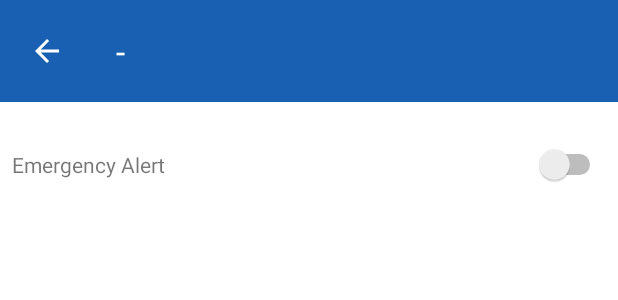
After one commit to kalfian/covid-tracker, an Android app: the layout activity_notification.xml on its own in the app's theme, with its tools: preview values and no code run, on a phone screen of 412 x 824 dp. The commit adds this screen. Shown: the top 300 px of the screen. Run offline under Robolectric (Android 15) with nearby library versions, the phone set to English and light mode, and no system bars.

Commit message:
Create menu active alarm on notification

```diff
--- a/app/src/main/AndroidManifest.xml
+++ b/app/src/main/AndroidManifest.xml
@@ -21,15 +21,14 @@
         android:supportsRtl="true"
         android:theme="@style/Theme.CovidTracker">
 
+
         <service
             android:name=".utils.fallservice.FallService"
             android:enabled="true" />
 
-        <activity android:name=".modules.setting.EmergencyActivity"></activity>
+        <activity android:name=".modules.setting.EmergencyActivity" />
         <activity android:name=".modules.setting.SettingActivity" />
         <activity android:name=".modules.history.CheckInHistoryActivity" />
-
-
         <activity android:name=".modules.dashboard.DashboardActivity" />
         <activity android:name=".modules.auth.RegisterActivity" />
         <activity android:name=".modules.auth.LoginActivity" />
@@ -46,6 +45,7 @@
             android:name="com.journeyapps.barcodescanner.CaptureActivity"
             android:screenOrientation="fullSensor"
             tools:replace="screenOrientation" />
+        <activity android:name=".modules.setting.NotificationActivity"/>
     </application>
 
 </manifest>
--- a/app/src/main/java/com/ppb2/kalfian/covidtracker/utils/fallservice/FallService.kt
+++ b/app/src/main/java/com/ppb2/kalfian/covidtracker/utils/fallservice/FallService.kt
@@ -91,7 +91,7 @@ class FallService: Service(), SensorEventListener {
             )
 
             val precision = DecimalFormat("0.00")
-            val ldAccRound = java.lang.Double.parseDouble(precision.format(loAccelerationReader))
+            val ldAccRound = precision.format(loAccelerationReader).replace(",", ".").toDouble()
 
             // precision/fall detection and more than 1000ms after last fall
             if (ldAccRound > 0.3 && ldAccRound < 1.2 && (movementStart - lastMovementFall) > 1000) {
--- /dev/null
+++ b/app/src/main/res/layout/activity_notification.xml
@@ -0,0 +1,48 @@
+<?xml version="1.0" encoding="utf-8"?>
+<androidx.constraintlayout.widget.ConstraintLayout xmlns:android="http://schemas.android.com/apk/res/android"
+    xmlns:app="http://schemas.android.com/apk/res-auto"
+    xmlns:tools="http://schemas.android.com/tools"
+    android:layout_width="match_parent"
+    android:layout_height="match_parent"
+    tools:context=".modules.setting.NotificationActivity">
+    <include
+        layout="@layout/navigation_with_back"
+        android:id="@+id/nav"
+        android:layout_width="match_parent"
+        android:layout_height="wrap_content"
+        app:layout_constraintEnd_toEndOf="parent"
+        app:layout_constraintStart_toStartOf="parent"
+        app:layout_constraintTop_toTopOf="parent"
+        />
+
+    <androidx.constraintlayout.widget.ConstraintLayout
+        android:layout_width="match_parent"
+        android:layout_height="wrap_content"
+        android:layout_marginTop="24dp"
+        app:layout_constraintEnd_toEndOf="parent"
+        app:layout_constraintStart_toStartOf="parent"
+        app:layout_constraintTop_toBottomOf="@+id/nav">
+
+        <TextView
+            android:layout_width="0dp"
+            android:layout_height="wrap_content"
+            android:layout_marginStart="@dimen/dimen_16"
+            android:layout_marginTop="@dimen/dimen_16"
+            android:layout_marginBottom="@dimen/dimen_16"
+            android:text="Emergency Alert"
+            android:textSize="14sp"
+            app:layout_constraintBottom_toBottomOf="parent"
+            app:layout_constraintEnd_toStartOf="@+id/switch_emergency"
+            app:layout_constraintStart_toStartOf="parent"
+            app:layout_constraintTop_toTopOf="parent" />
+
+        <Switch
+            android:id="@+id/switch_emergency"
+            android:layout_marginRight="@dimen/dimen_16"
+            android:layout_width="wrap_content"
+            android:layout_height="wrap_content"
+            app:layout_constraintBottom_toBottomOf="parent"
+            app:layout_constraintEnd_toEndOf="parent"
+            app:layout_constraintTop_toTopOf="parent" />
+    </androidx.constraintlayout.widget.ConstraintLayout>
+</androidx.constraintlayout.widget.ConstraintLayout>
--- a/app/src/main/res/values-night/themes.xml
+++ b/app/src/main/res/values-night/themes.xml
@@ -1,10 +1,10 @@
 <resources xmlns:tools="http://schemas.android.com/tools">
     <!-- Base application theme. -->
-    <style name="Theme.CovidTracker" parent="Theme.MaterialComponents.DayNight.DarkActionBar">
+    <style name="Theme.CovidTracker" parent="Theme.MaterialComponents.DayNight.NoActionBar">
         <!-- Primary brand color. -->
         <item name="colorPrimary">@color/blue</item>
         <item name="colorPrimaryVariant">@color/dark_blue</item>
-        <item name="colorOnPrimary">@color/black</item>
+        <item name="colorOnPrimary">@color/white</item>
         <!-- Secondary brand color. -->
         <item name="colorSecondary">@color/text_primary</item>
         <item name="colorSecondaryVariant">@color/text_light</item>
```
Also changed, not shown: app/src/main/java/com/ppb2/kalfian/covidtracker/modules/setting/NotificationActivity.kt (added, +75 -0 lines), app/src/main/java/com/ppb2/kalfian/covidtracker/modules/setting/SettingActivity.kt (+7 -7 lines), app/src/main/java/com/ppb2/kalfian/covidtracker/utils/Constant.kt (added, +10 -0 lines).
